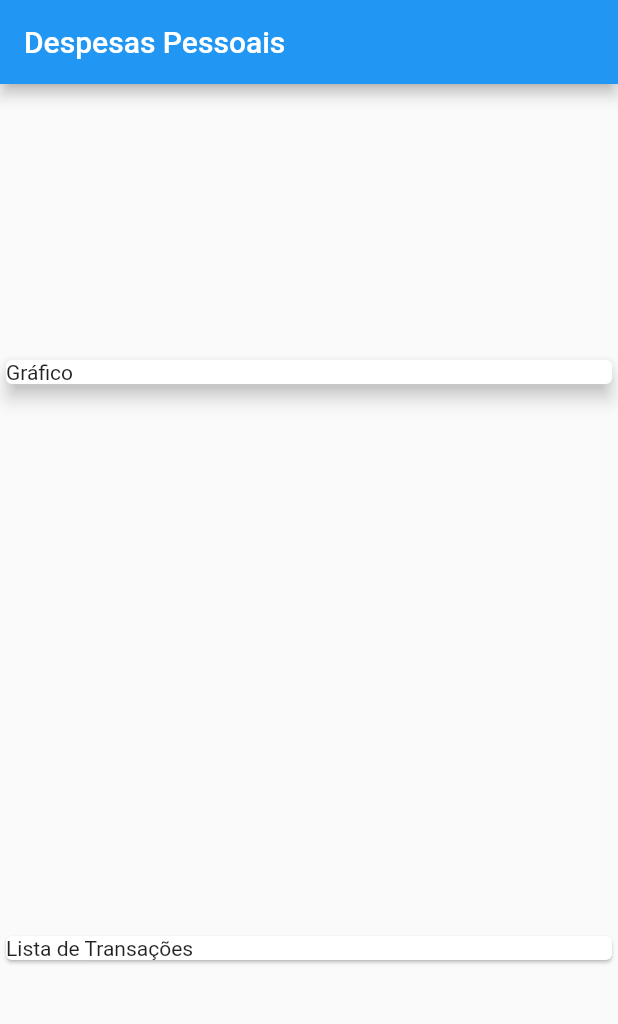
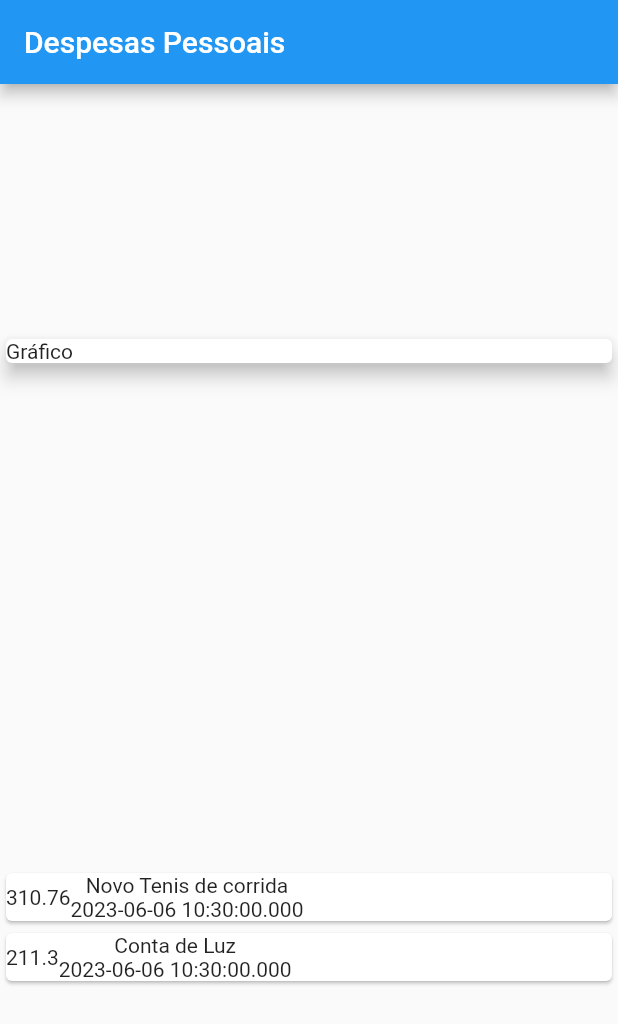
Before and after one commit to th1agoduarte/flutter_project_expenses, a Flutter app: the screen it shows after launch, on a phone screen of 412 x 824 dp. Shown: the top 1024 px of the screen. Run offline on Flutter 3.47's test engine with Material 2 defaults, Android fonts, the light colour scheme and no system bars.

Commit message:
feat: Adicionado o Card das Transações

```diff
--- a/lib/main.dart
+++ b/lib/main.dart
@@ -40,8 +40,26 @@
                 elevation: 5,
               ),
             ),
-            Card(
-              child: Text('Lista de Transações'),
+            Column(
+              children: _transactions
+                  .map((tr) => Card(
+                        child: Row(
+                          children: [
+                            Container(
+                              child: Text(
+                                tr.value.toString(),
+                              ),
+                            ),
+                            Column(
+                              children: [
+                                Text(tr.title),
+                                Text(tr.date.toString()),
+                              ],
+                            ),
+                          ],
+                        ),
+                      ))
+                  .toList(),
             ),
           ],
         ));
```
